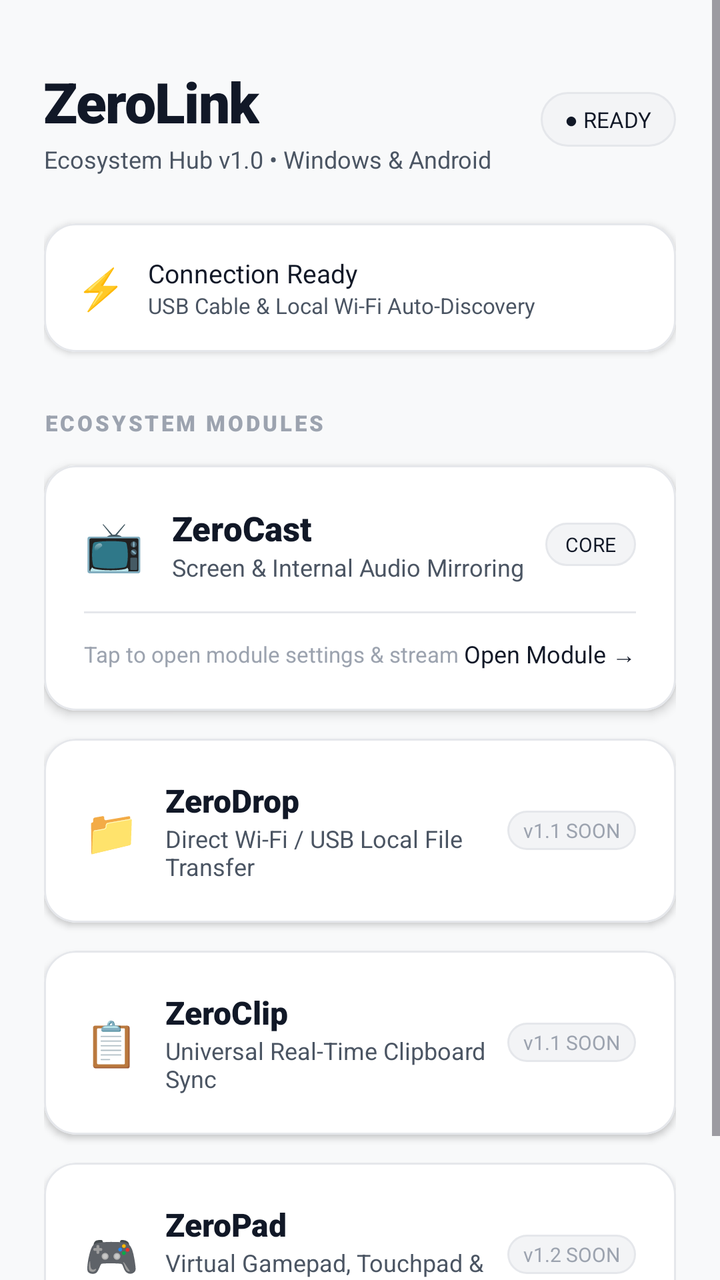
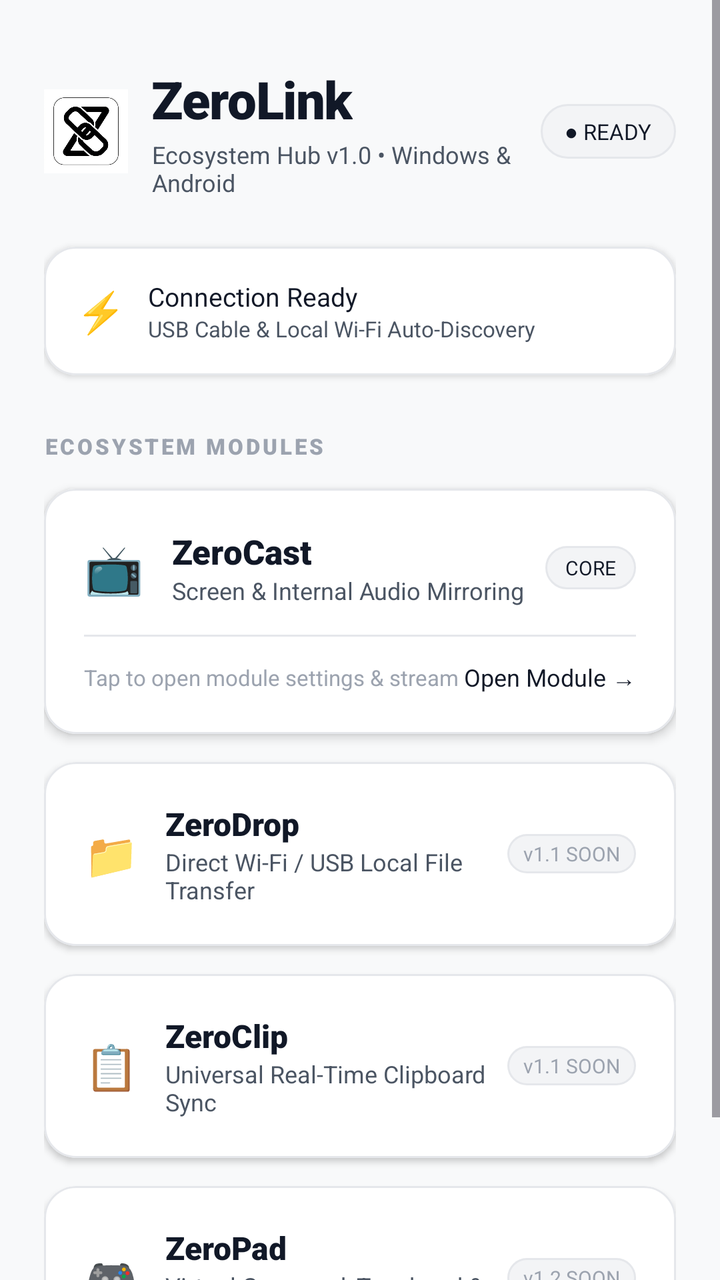

An Android layout rendered at two revisions. The XML below is the earlier revision; the diff shows what the commit changed to produce the second picture.
<!-- AndroidManifest.xml: application theme Theme.ZeroCast -->
<!-- res/layout/activity_main.xml -->
<?xml version="1.0" encoding="utf-8"?>
<ScrollView xmlns:android="http://schemas.android.com/apk/res/android"
    xmlns:app="http://schemas.android.com/apk/res-auto"
    xmlns:tools="http://schemas.android.com/tools"
    android:layout_width="match_parent"
    android:layout_height="match_parent"
    android:background="@color/background"
    android:fillViewport="true">

    <LinearLayout
        android:layout_width="match_parent"
        android:layout_height="wrap_content"
        android:orientation="vertical"
        android:paddingStart="22dp"
        android:paddingTop="32dp"
        android:paddingEnd="22dp"
        android:paddingBottom="48dp">

        
        <LinearLayout
            android:layout_width="match_parent"
            android:layout_height="wrap_content"
            android:gravity="center_vertical"
            android:orientation="horizontal">

            <LinearLayout
                android:layout_width="0dp"
                android:layout_height="wrap_content"
                android:layout_weight="1"
                android:orientation="vertical">

                <TextView
                    android:layout_width="wrap_content"
                    android:layout_height="wrap_content"
                    android:text="ZeroLink"
                    android:textColor="@color/text_primary"
                    android:textSize="28sp"
                    android:fontFamily="sans-serif-black"
                    android:letterSpacing="-0.02" />

                <TextView
                    android:layout_width="wrap_content"
                    android:layout_height="wrap_content"
                    android:layout_marginTop="2dp"
                    android:text="Ecosystem Hub v1.0 • Windows &amp; Android"
                    android:textColor="@color/text_secondary"
                    android:textSize="12sp" />
            </LinearLayout>

            <TextView
                android:id="@+id/tvHubStatus"
                android:layout_width="wrap_content"
                android:layout_height="wrap_content"
                android:background="@drawable/bg_badge_pill"
                android:paddingStart="12dp"
                android:paddingTop="6dp"
                android:paddingEnd="12dp"
                android:paddingBottom="6dp"
                android:text="● READY"
                android:textColor="@color/text_primary"
                android:textSize="11sp"
                android:fontFamily="sans-serif-bold" />
        </LinearLayout>

        
        <com.google.android.material.card.MaterialCardView
            android:layout_width="match_parent"
            android:layout_height="wrap_content"
            android:layout_marginTop="24dp"
            app:cardBackgroundColor="@color/surface"
            app:cardCornerRadius="16dp"
            app:cardElevation="2dp"
            app:strokeColor="@color/surface_stroke"
            app:strokeWidth="1dp">

            <LinearLayout
                android:layout_width="match_parent"
                android:layout_height="wrap_content"
                android:orientation="horizontal"
                android:gravity="center_vertical"
                android:padding="16dp">

                <TextView
                    android:layout_width="wrap_content"
                    android:layout_height="wrap_content"
                    android:text="⚡ "
                    android:textSize="20sp" />

                <LinearLayout
                    android:layout_width="0dp"
                    android:layout_height="wrap_content"
                    android:layout_marginStart="6dp"
                    android:layout_weight="1"
                    android:orientation="vertical">

                    <TextView
                        android:layout_width="wrap_content"
                        android:layout_height="wrap_content"
                        android:text="Connection Ready"
                        android:textColor="@color/text_primary"
                        android:textSize="13sp"
                        android:fontFamily="sans-serif-bold" />

                    <TextView
                        android:layout_width="wrap_content"
                        android:layout_height="wrap_content"
                        android:text="USB Cable &amp; Local Wi-Fi Auto-Discovery"
                        android:textColor="@color/text_secondary"
                        android:textSize="11sp" />
                </LinearLayout>
            </LinearLayout>
        </com.google.android.material.card.MaterialCardView>

        
        <TextView
            android:layout_width="wrap_content"
            android:layout_height="wrap_content"
            android:layout_marginTop="28dp"
            android:layout_marginBottom="14dp"
            android:text="ECOSYSTEM MODULES"
            android:textColor="@color/text_tertiary"
            android:textSize="11sp"
            android:fontFamily="sans-serif-black"
            android:letterSpacing="0.12" />

        
        <com.google.android.material.card.MaterialCardView
            android:id="@+id/cardModuleZeroCast"
            android:layout_width="match_parent"
            android:layout_height="wrap_content"
            android:clickable="true"
            android:focusable="true"
            android:foreground="?attr/selectableItemBackground"
            app:cardBackgroundColor="@color/surface"
            app:cardCornerRadius="16dp"
            app:cardElevation="3dp"
            app:strokeColor="@color/surface_stroke"
            app:strokeWidth="1dp">

            <LinearLayout
                android:layout_width="match_parent"
                android:layout_height="wrap_content"
                android:orientation="vertical"
                android:padding="20dp">

                <LinearLayout
                    android:layout_width="match_parent"
                    android:layout_height="wrap_content"
                    android:gravity="center_vertical"
                    android:orientation="horizontal">

                    <TextView
                        android:layout_width="wrap_content"
                        android:layout_height="wrap_content"
                        android:text="📺 "
                        android:textSize="24sp" />

                    <LinearLayout
                        android:layout_width="0dp"
                        android:layout_height="wrap_content"
                        android:layout_marginStart="8dp"
                        android:layout_weight="1"
                        android:orientation="vertical">

                        <TextView
                            android:layout_width="wrap_content"
                            android:layout_height="wrap_content"
                            android:text="ZeroCast"
                            android:textColor="@color/text_primary"
                            android:textSize="17sp"
                            android:fontFamily="sans-serif-black" />

                        <TextView
                            android:layout_width="wrap_content"
                            android:layout_height="wrap_content"
                            android:text="Screen &amp; Internal Audio Mirroring"
                            android:textColor="@color/text_secondary"
                            android:textSize="12sp" />
                    </LinearLayout>

                    <TextView
                        android:layout_width="wrap_content"
                        android:layout_height="wrap_content"
                        android:background="@drawable/bg_badge_pill"
                        android:paddingStart="10dp"
                        android:paddingTop="4dp"
                        android:paddingEnd="10dp"
                        android:paddingBottom="4dp"
                        android:text="CORE"
                        android:textColor="@color/text_primary"
                        android:textSize="10sp"
                        android:fontFamily="sans-serif-bold" />
                </LinearLayout>

                <View
                    android:layout_width="match_parent"
                    android:layout_height="1dp"
                    android:layout_marginTop="14dp"
                    android:layout_marginBottom="12dp"
                    android:background="@color/surface_stroke" />

                <LinearLayout
                    android:layout_width="match_parent"
                    android:layout_height="wrap_content"
                    android:gravity="center_vertical"
                    android:orientation="horizontal">

                    <TextView
                        android:layout_width="0dp"
                        android:layout_height="wrap_content"
                        android:layout_weight="1"
                        android:text="Tap to open module settings &amp; stream"
                        android:textColor="@color/text_tertiary"
                        android:textSize="11sp" />

                    <TextView
                        android:layout_width="wrap_content"
                        android:layout_height="wrap_content"
                        android:text="Open Module →"
                        android:textColor="@color/text_primary"
                        android:textSize="12sp"
                        android:fontFamily="sans-serif-bold" />
                </LinearLayout>

            </LinearLayout>
        </com.google.android.material.card.MaterialCardView>

        
        <com.google.android.material.card.MaterialCardView
            android:id="@+id/cardModuleZeroDrop"
            android:layout_width="match_parent"
            android:layout_height="wrap_content"
            android:layout_marginTop="14dp"
            android:clickable="true"
            android:focusable="true"
            android:foreground="?attr/selectableItemBackground"
            app:cardBackgroundColor="@color/surface"
            app:cardCornerRadius="16dp"
            app:cardElevation="2dp"
            app:strokeColor="@color/surface_stroke"
            app:strokeWidth="1dp">

            <LinearLayout
                android:layout_width="match_parent"
                android:layout_height="wrap_content"
                android:orientation="horizontal"
                android:gravity="center_vertical"
                android:padding="20dp">

                <TextView
                    android:layout_width="wrap_content"
                    android:layout_height="wrap_content"
                    android:text="📁 "
                    android:textSize="22sp" />

                <LinearLayout
                    android:layout_width="0dp"
                    android:layout_height="wrap_content"
                    android:layout_marginStart="8dp"
                    android:layout_weight="1"
                    android:orientation="vertical">

                    <TextView
                        android:layout_width="wrap_content"
                        android:layout_height="wrap_content"
                        android:text="ZeroDrop"
                        android:textColor="@color/text_primary"
                        android:textSize="16sp"
                        android:fontFamily="sans-serif-black" />

                    <TextView
                        android:layout_width="wrap_content"
                        android:layout_height="wrap_content"
                        android:text="Direct Wi-Fi / USB Local File Transfer"
                        android:textColor="@color/text_secondary"
                        android:textSize="12sp" />
                </LinearLayout>

                <TextView
                    android:layout_width="wrap_content"
                    android:layout_height="wrap_content"
                    android:background="@drawable/bg_badge_pill"
                    android:paddingStart="8dp"
                    android:paddingTop="3dp"
                    android:paddingEnd="8dp"
                    android:paddingBottom="3dp"
                    android:text="v1.1 SOON"
                    android:textColor="@color/text_tertiary"
                    android:textSize="10sp"
                    android:fontFamily="sans-serif-bold" />
            </LinearLayout>
        </com.google.android.material.card.MaterialCardView>

        
        <com.google.android.material.card.MaterialCardView
            android:id="@+id/cardModuleZeroClip"
            android:layout_width="match_parent"
            android:layout_height="wrap_content"
            android:layout_marginTop="14dp"
            android:clickable="true"
            android:focusable="true"
            android:foreground="?attr/selectableItemBackground"
            app:cardBackgroundColor="@color/surface"
            app:cardCornerRadius="16dp"
            app:cardElevation="2dp"
            app:strokeColor="@color/surface_stroke"
            app:strokeWidth="1dp">

            <LinearLayout
                android:layout_width="match_parent"
                android:layout_height="wrap_content"
                android:orientation="horizontal"
                android:gravity="center_vertical"
                android:padding="20dp">

                <TextView
                    android:layout_width="wrap_content"
                    android:layout_height="wrap_content"
                    android:text="📋 "
                    android:textSize="22sp" />

                <LinearLayout
                    android:layout_width="0dp"
                    android:layout_height="wrap_content"
                    android:layout_marginStart="8dp"
                    android:layout_weight="1"
                    android:orientation="vertical">

                    <TextView
                        android:layout_width="wrap_content"
                        android:layout_height="wrap_content"
                        android:text="ZeroClip"
                        android:textColor="@color/text_primary"
                        android:textSize="16sp"
                        android:fontFamily="sans-serif-black" />

                    <TextView
                        android:layout_width="wrap_content"
                        android:layout_height="wrap_content"
                        android:text="Universal Real-Time Clipboard Sync"
                        android:textColor="@color/text_secondary"
                        android:textSize="12sp" />
                </LinearLayout>

                <TextView
                    android:layout_width="wrap_content"
                    android:layout_height="wrap_content"
                    android:background="@drawable/bg_badge_pill"
                    android:paddingStart="8dp"
                    android:paddingTop="3dp"
                    android:paddingEnd="8dp"
                    android:paddingBottom="3dp"
                    android:text="v1.1 SOON"
                    android:textColor="@color/text_tertiary"
                    android:textSize="10sp"
                    android:fontFamily="sans-serif-bold" />
            </LinearLayout>
        </com.google.android.material.card.MaterialCardView>

        
        <com.google.android.material.card.MaterialCardView
            android:id="@+id/cardModuleZeroPad"
            android:layout_width="match_parent"
            android:layout_height="wrap_content"
            android:layout_marginTop="14dp"
            android:clickable="true"
            android:focusable="true"
            android:foreground="?attr/selectableItemBackground"
            app:cardBackgroundColor="@color/surface"
            app:cardCornerRadius="16dp"
            app:cardElevation="2dp"
            app:strokeColor="@color/surface_stroke"
            app:strokeWidth="1dp">

            <LinearLayout
                android:layout_width="match_parent"
                android:layout_height="wrap_content"
                android:orientation="horizontal"
                android:gravity="center_vertical"
                android:padding="20dp">

                <TextView
                    android:layout_width="wrap_content"
                    android:layout_height="wrap_content"
                    android:text="🎮 "
                    android:textSize="22sp" />

                <LinearLayout
                    android:layout_width="0dp"
                    android:layout_height="wrap_content"
                    android:layout_marginStart="8dp"
                    android:layout_weight="1"
                    android:orientation="vertical">

                    <TextView
                        android:layout_width="wrap_content"
                        android:layout_height="wrap_content"
                        android:text="ZeroPad"
                        android:textColor="@color/text_primary"
                        android:textSize="16sp"
                        android:fontFamily="sans-serif-black" />

                    <TextView
                        android:layout_width="wrap_content"
                        android:layout_height="wrap_content"
                        android:text="Virtual Gamepad, Touchpad &amp; Macro Deck"
                        android:textColor="@color/text_secondary"
                        android:textSize="12sp" />
                </LinearLayout>

                <TextView
                    android:layout_width="wrap_content"
                    android:layout_height="wrap_content"
                    android:background="@drawable/bg_badge_pill"
                    android:paddingStart="8dp"
                    android:paddingTop="3dp"
                    android:paddingEnd="8dp"
                    android:paddingBottom="3dp"
                    android:text="v1.2 SOON"
                    android:textColor="@color/text_tertiary"
                    android:textSize="10sp"
                    android:fontFamily="sans-serif-bold" />
            </LinearLayout>
        </com.google.android.material.card.MaterialCardView>

    </LinearLayout>
</ScrollView>
<!-- resources referenced by this layout -->
<resources>
  <color name="background">#F8F9FA</color>
  <color name="surface">#FFFFFF</color>
  <color name="surface_stroke">#E5E7EB</color>
  <color name="text_primary">#111827</color>
  <color name="text_secondary">#4B5563</color>
  <color name="text_tertiary">#9CA3AF</color>
  <!-- drawable bg_badge_pill (drawable) -->
  <?xml version="1.0" encoding="utf-8"?>
  <shape xmlns:android="http://schemas.android.com/apk/res/android"
      android:shape="rectangle">
      <corners android:radius="14dp" />
      <solid android:color="#F3F4F6" />
      <stroke
          android:width="1dp"
          android:color="#E5E7EB" />
  </shape>
  <style name="Theme.ZeroCast" parent="Theme.Material3.Light.NoActionBar">
          <item name="colorPrimary">@color/primary</item>
          <item name="android:windowBackground">@color/background</item>
          <item name="android:statusBarColor">@color/background</item>
          <item name="android:windowLightStatusBar">true</item>
      </style>
  <color name="primary">#000000</color>
</resources>

<!-- the commit's change to res/layout/activity_main.xml (unified diff, before → after) -->
@@ -23,6 +23,13 @@
             android:gravity="center_vertical"
             android:orientation="horizontal">
 
+            <ImageView
+                android:layout_width="42dp"
+                android:layout_height="42dp"
+                android:layout_marginEnd="12dp"
+                android:src="@drawable/ic_zerolink_logo"
+                android:scaleType="fitCenter" />
+
             <LinearLayout
                 android:layout_width="0dp"
                 android:layout_height="wrap_content"
@@ -34,7 +41,7 @@
                     android:layout_height="wrap_content"
                     android:text="ZeroLink"
                     android:textColor="@color/text_primary"
-                    android:textSize="28sp"
+                    android:textSize="26sp"
                     android:fontFamily="sans-serif-black"
                     android:letterSpacing="-0.02" />
 
<!-- resource entries referenced after the edit -->
@@ -16,6 +16,7 @@
           android:width="1dp"
           android:color="#E5E7EB" />
   </shape>
+  <!-- drawable ic_zerolink_logo: png bitmap (drawable, 65190 bytes) -->
   <style name="Theme.ZeroCast" parent="Theme.Material3.Light.NoActionBar">
           <item name="colorPrimary">@color/primary</item>
           <item name="android:windowBackground">@color/background</item>
